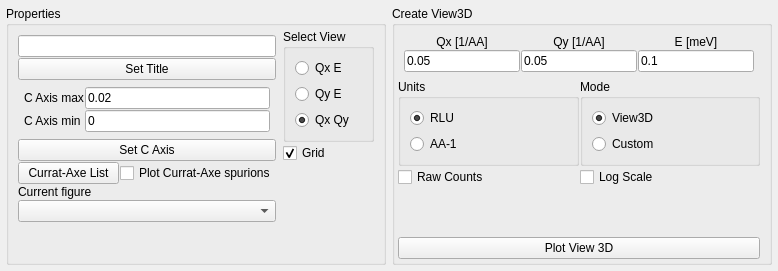
Old version of the form src/main/resources/base/Views/View3D.ui in the repository MJOLNIRPackage/MJOLNIR-GUI.
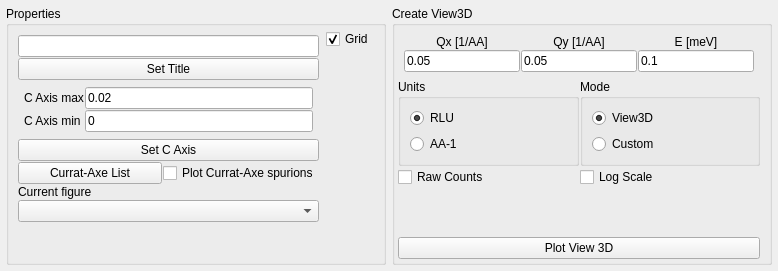
New version of the form.

Commit message: Remove view direction panel

```diff
--- a/src/main/resources/base/Views/View3D.ui
+++ b/src/main/resources/base/Views/View3D.ui
@@ -247,66 +247,6 @@
        <layout class="QVBoxLayout" name="verticalLayout_2">
         <item>
          <layout class="QVBoxLayout" name="verticalLayout_4">
-          <item>
-           <widget class="QGroupBox" name="slecetView_groupBox">
-            <property name="toolTip">
-             <string>Select view direction of current figure (Use also 0,1, and 2)</string>
-            </property>
-            <property name="statusTip">
-             <string>Select view direction of current figure (Use also 0,1, and 2)</string>
-            </property>
-            <property name="title">
-             <string>Select View</string>
-            </property>
-            <layout class="QVBoxLayout" name="verticalLayout">
-             <item>
-              <widget class="QRadioButton" name="View3D_SelectView_QxE_radioButton">
-               <property name="text">
-                <string>Qx E</string>
-               </property>
-               <property name="autoExclusive">
-                <bool>true</bool>
-               </property>
-               <attribute name="buttonGroup">
-                <string notr="true">buttonGroup</string>
-               </attribute>
-              </widget>
-             </item>
-             <item>
-              <widget class="QRadioButton" name="View3D_SelectView_QyE_radioButton">
-               <property name="text">
-                <string>Qy E</string>
-               </property>
-               <property name="checked">
-                <bool>false</bool>
-               </property>
-               <property name="autoExclusive">
-                <bool>true</bool>
-               </property>
-               <attribute name="buttonGroup">
-                <string notr="true">buttonGroup</string>
-               </attribute>
-              </widget>
-             </item>
-             <item>
-              <widget class="QRadioButton" name="View3D_SelectView_QxQy_radioButton">
-               <property name="text">
-                <string>Qx Qy</string>
-               </property>
-               <property name="checked">
-                <bool>true</bool>
-               </property>
-               <property name="autoExclusive">
-                <bool>true</bool>
-               </property>
-               <attribute name="buttonGroup">
-                <string notr="true">buttonGroup</string>
-               </attribute>
-              </widget>
-             </item>
-            </layout>
-           </widget>
-          </item>
           <item>
            <widget class="QCheckBox" name="View3D_Grid_checkBox">
             <property name="toolTip">
```
Left out of the diff: 5 changed lines with no effect on the pictures. The commit also changes 1 other file.
